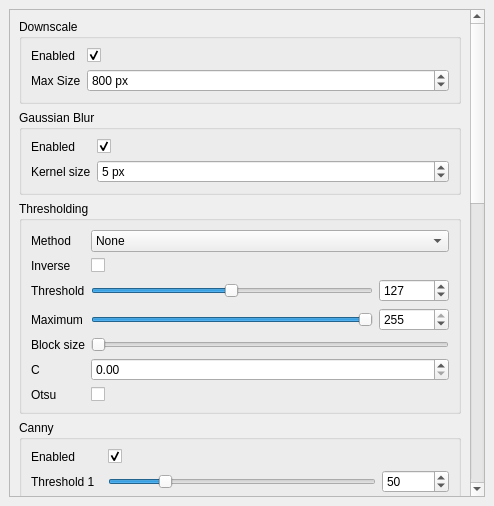
Qt form src/preprocessor/gui/properties_dock.ui (CAMBioMed/preprocessor) before a commit.
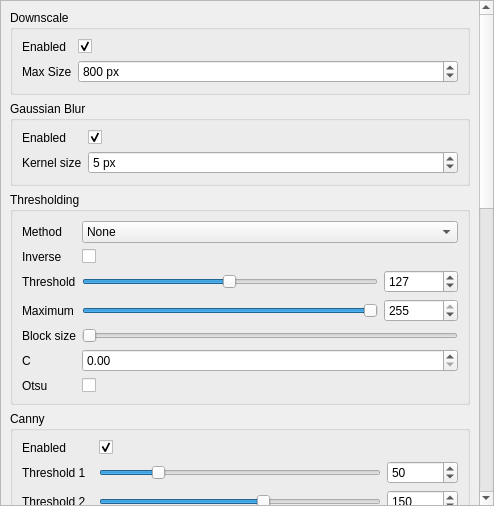
The same form after that commit.

```diff
--- a/src/preprocessor/gui/properties_dock.ui
+++ b/src/preprocessor/gui/properties_dock.ui
@@ -15,6 +15,18 @@
   </property>
   <widget class="QWidget" name="dockWidgetContents">
    <layout class="QGridLayout" name="layoutPropertiesDock">
+    <property name="leftMargin">
+     <number>0</number>
+    </property>
+    <property name="topMargin">
+     <number>0</number>
+    </property>
+    <property name="rightMargin">
+     <number>0</number>
+    </property>
+    <property name="bottomMargin">
+     <number>0</number>
+    </property>
     <item row="0" column="0">
      <widget class="QScrollArea" name="scrollareaPropertiesDock">
       <property name="widgetResizable">
@@ -24,9 +36,9 @@
        <property name="geometry">
         <rect>
          <x>0</x>
-         <y>-937</y>
-         <width>460</width>
-         <height>1403</height>
+         <y>0</y>
+         <width>477</width>
+         <height>1415</height>
         </rect>
        </property>
        <property name="sizePolicy">
```
